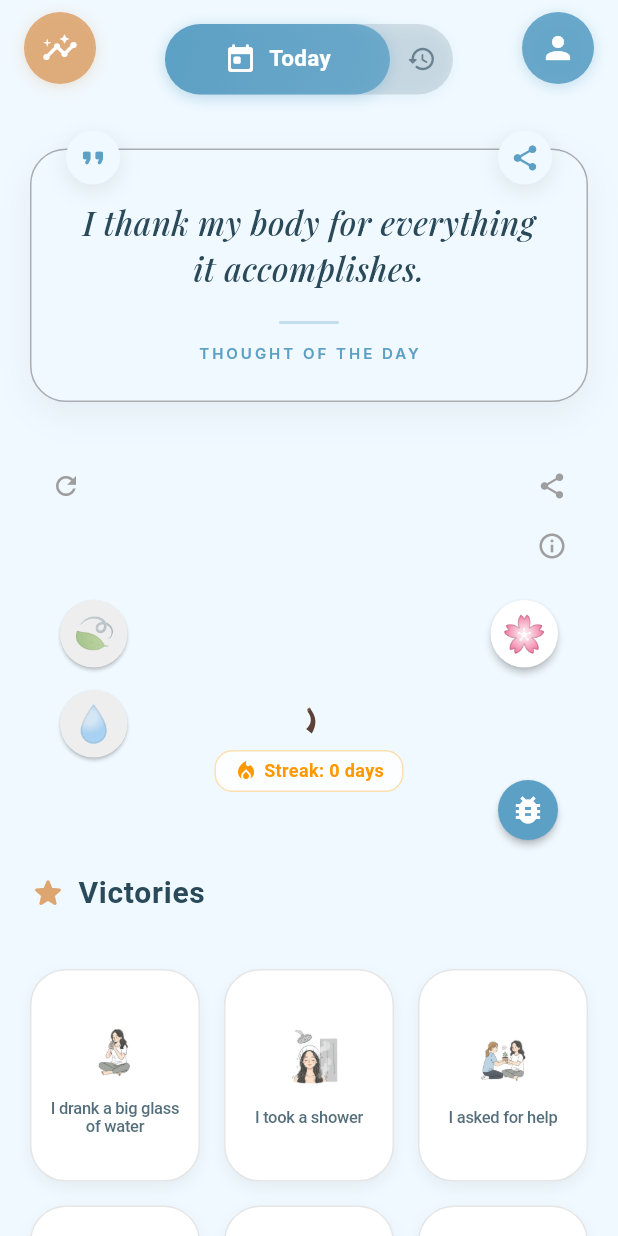
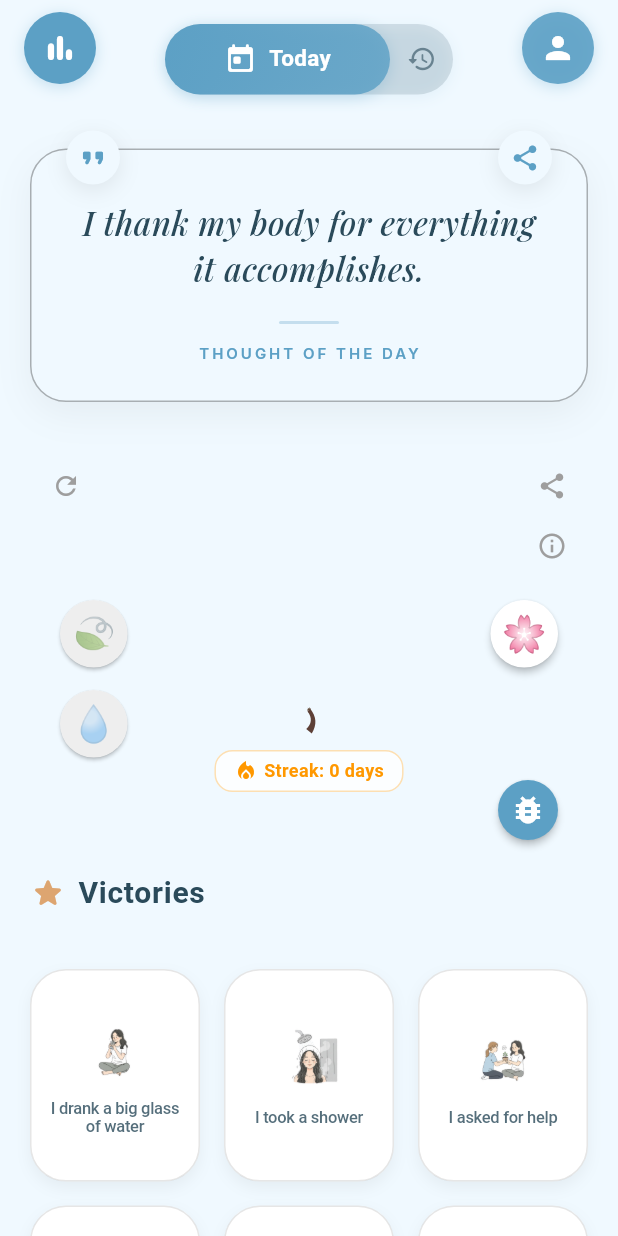
Before and after one commit to rachiddaoud/silva, a Flutter app: the HomeScreen screen opened directly with empty values, on a phone screen of 412 x 824 dp. Run offline on Flutter 3.47's test engine with Material 3 defaults, Android fonts, the phone set to English and light mode, and no system bars; our stand-ins replace audioplayers, cloud_firestore, firebase_analytics, firebase_auth, firebase_core, fl_chart and 6 more; accounts and stored records are empty; network calls fail.

Commit message:
style: update button color scheme to primary and change icon to bar chart.

```diff
--- a/lib/screens/home_screen.dart
+++ b/lib/screens/home_screen.dart
@@ -605,11 +605,11 @@ class _HomeScreenState extends State<HomeScreen> with WidgetsBindingObserver {
               },
               child: Container(
                 decoration: BoxDecoration(
-                  color: theme.colorScheme.secondary.withValues(alpha: 0.9),
+                  color: theme.colorScheme.primary,
                   shape: BoxShape.circle,
                   boxShadow: [
                     BoxShadow(
-                      color: theme.colorScheme.secondary.withValues(alpha: 0.3),
+                      color: theme.colorScheme.primary.withValues(alpha: 0.3),
                       blurRadius: 8,
                       offset: const Offset(0, 2),
                     ),
@@ -617,8 +617,8 @@ class _HomeScreenState extends State<HomeScreen> with WidgetsBindingObserver {
                 ),
                 padding: const EdgeInsets.all(12),
                 child: Icon(
-                  Icons.insights_rounded,
-                  color: theme.colorScheme.onSecondary,
+                  Icons.bar_chart_rounded,
+                  color: theme.colorScheme.onPrimary,
                   size: 24,
                 ),
               ),
```
